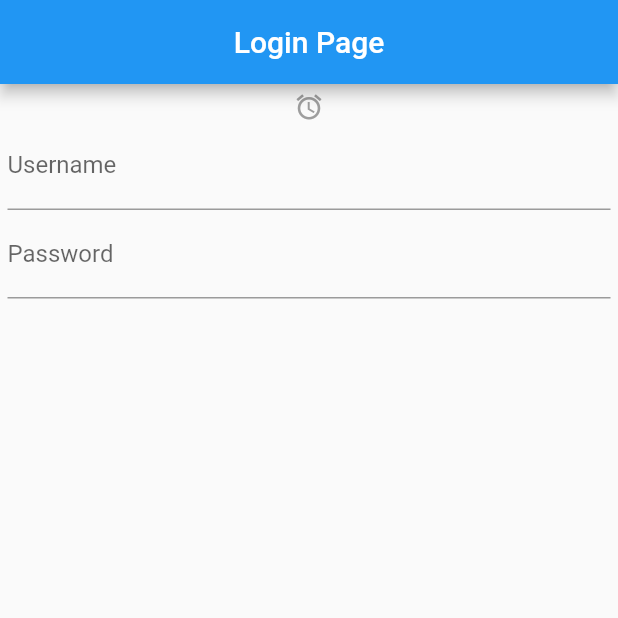
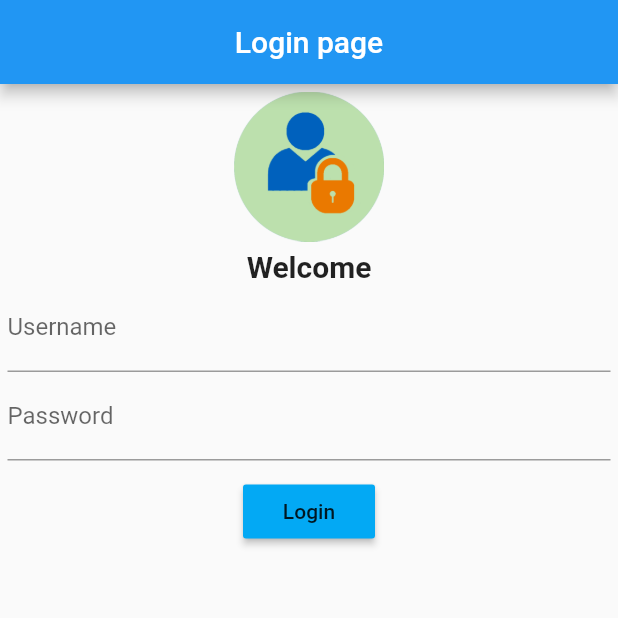
Before and after one commit to kausar100/flutter_practice_app, a Flutter app: the screen it shows after launch, on a phone screen of 412 x 824 dp, the top half of it. Run offline on Flutter 3.47's test engine with Material 2 defaults, Android fonts, the phone set to English and light mode, and no system bars.

Commit message:
day4 completed

```diff
--- a/lib/pages/login_page.dart
+++ b/lib/pages/login_page.dart
@@ -5,27 +5,47 @@ class LoginPage extends StatelessWidget {
   Widget build(BuildContext context) {
     return Scaffold(
       appBar: AppBar(
-        title: Text("Login Page"),
+        title: Text("Login page"),
         centerTitle: true,
       ),
       body: Padding(
-        padding: const EdgeInsets.all(5.0),
+        padding: EdgeInsets.symmetric(vertical: 5.0, horizontal: 5.0),
         child: Column(
           children: [
-            Container(
-              child: Icon(Icons.alarm, size: 20, color: Colors.grey,),
+            Image.asset(
+              "assets/login.png",
+              height: 100,
+              width: 100,
             ),
-
+            SizedBox(
+              height: 5,
+            ),
+            Text(
+              'Welcome',
+              style: TextStyle(
+                fontWeight: FontWeight.bold,
+                fontSize: 20,
+              ),
+            ),
             TextFormField(
               decoration: InputDecoration(
                   labelText: "Username", hintText: 'Enter your username here'),
             ),
-
             TextFormField(
               obscureText: true,
               decoration: InputDecoration(
                   labelText: "Password", hintText: 'Enter your password here'),
-            )
+            ),
+            SizedBox(
+              height: 10,
+            ),
+            RaisedButton(
+              onPressed: () {
+                print('button pressed');
+              },
+              child: Text('Login'),
+              color: Colors.lightBlue,
+            ),
           ],
         ),
       ),
--- /dev/null
+++ b/lib/utils/MyRoute.dart
@@ -0,0 +1,5 @@
+class MyRoute {
+  static String homePage = "\home";
+  static String loginPage = "\login";
+
+}
--- a/pubspec.yaml
+++ b/pubspec.yaml
@@ -58,8 +58,8 @@ flutter:
   uses-material-design: true
 
   # To add assets to your application, add an assets section, like this:
-assets:
-  - assets/images/
+  assets:
+    - assets/
 
   # An image asset can refer to one or more resolution-specific "variants", see
   # https://flutter.dev/assets-and-images/#resolution-aware.
```
Also changed, not shown: lib/main.dart (+6 -1 lines), lib/pages/homepage.dart (+3 -19 lines), assets/login.png (renamed from assets/images/login.png).
